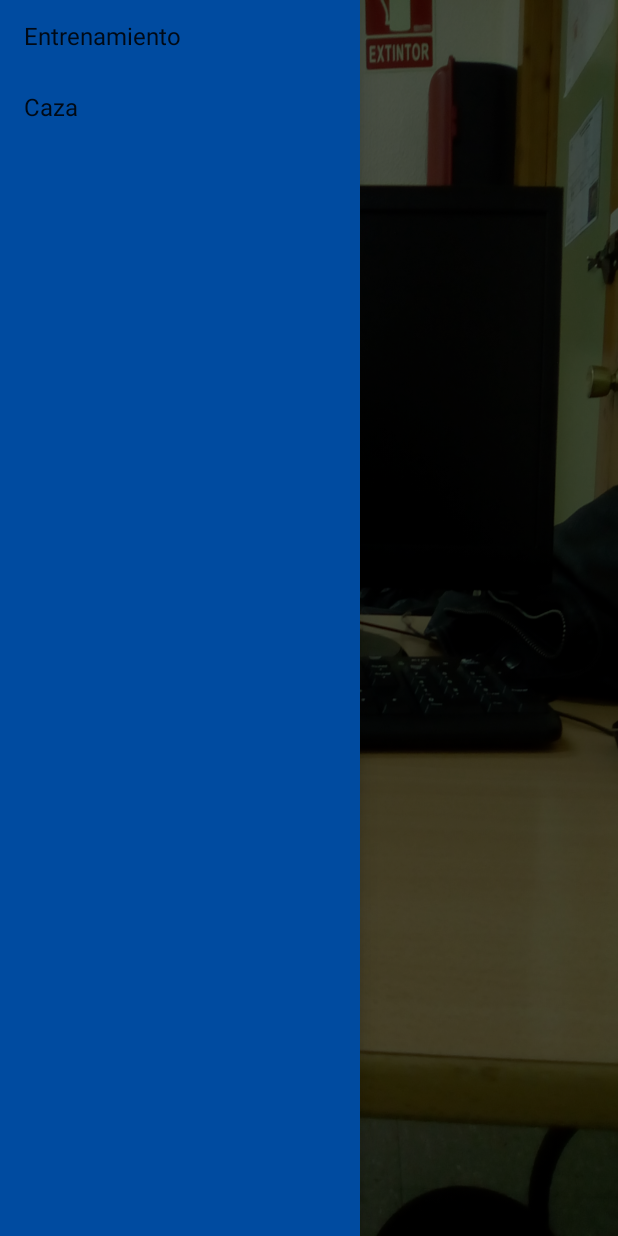
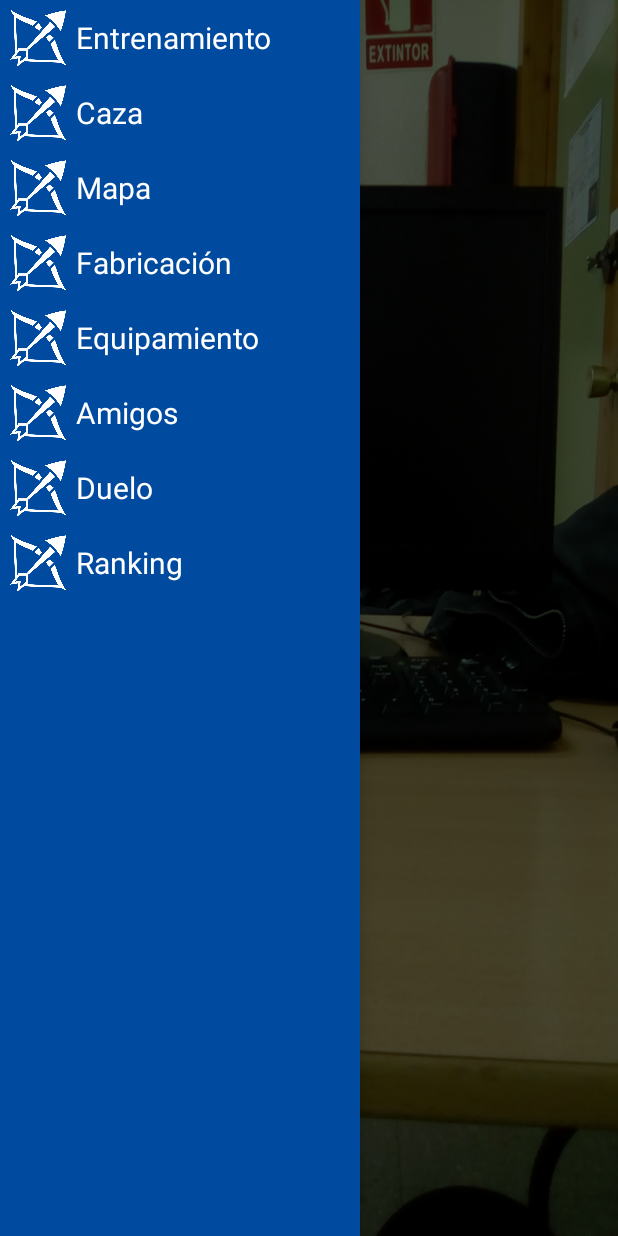
Before and after one commit to ezhor/Grumpy-World, an Android app: the MainActivity screen opened directly, with no data from a screen before it, with the side drawer open, on a phone screen of 412 x 824 dp. Run offline under Robolectric (Android 15) with nearby library versions, the phone set to English and light mode, and no system bars; network calls fail.

Commit message:
Adaptador Drawer añadido. Sin terminar

```diff
--- a/GrumpyWorld/app/src/main/AndroidManifest.xml
+++ b/GrumpyWorld/app/src/main/AndroidManifest.xml
@@ -12,7 +12,7 @@
         android:supportsRtl="true"
         android:theme="@style/AppTheme">
         <activity
-            android:name=".SplashScreen"
+            android:name=".SplashActivity"
             android:screenOrientation="portrait">
             <intent-filter>
                 <action android:name="android.intent.action.MAIN" />
--- /dev/null
+++ b/GrumpyWorld/app/src/main/java/com/arensis_games/grumpyworld/AdaptadorDrawer.java
@@ -0,0 +1,94 @@
+package com.arensis_games.grumpyworld;
+
+import android.content.Context;
+import android.view.LayoutInflater;
+import android.view.View;
+import android.view.ViewGroup;
+import android.widget.ArrayAdapter;
+import android.widget.ImageView;
+import android.widget.TextView;
+
+/**
+ * Created by dparrado on 14/11/17.
+ */
+
+public class AdaptadorDrawer<T> extends ArrayAdapter<T> {
+
+    private String[] items;
+    private Context context;
+    private ViewHolder holder;
+    private String elemento;
+
+
+    public AdaptadorDrawer(Context context, int resource, int textViewResourceId, T[] objects) {
+        super(context, resource, textViewResourceId, objects);
+        this.items = (String[]) objects;
+        this.context = context;
+    }
+
+    public AdaptadorDrawer(Context context, int resource, int textViewResourceId, String[] objects) {
+        super(context, resource, textViewResourceId, (T[])objects);
+        this.items = objects;
+        this.context = context;
+    }
+
+    @Override
+    public View getView(int position, View convertView, ViewGroup parent){
+        View view;
+        LayoutInflater inflater = (LayoutInflater) context.getSystemService( Context.LAYOUT_INFLATER_SERVICE );
+
+        view = convertView;
+
+        if(view==null){
+            view = inflater.inflate(R.layout.fila_drawer, null);
+            holder = new ViewHolder(view, R.id.icono, R.id.texto);
+            view.setTag(holder);
+        }else{
+            holder = (ViewHolder) view.getTag();
+        }
+
+
+        elemento = (String) getItem(position);
+        holder.getTextView().setText(elemento);
+
+
+        return view;
+    }
+
+    @Override
+    public int getItemViewType(int position){
+        return 0;
+    }
+
+    @Override
+    public int getViewTypeCount(){
+        return 2;
+    }
+
+    public class ViewHolder{
+        private ImageView imageView;
+        private TextView textView;
+
+        public ViewHolder(View fila, int idImageView, int idTextView){
+            this.imageView= fila.findViewById(idImageView);
+            this.textView= fila.findViewById(idTextView);
+        }
+
+        public ImageView getImageView() {
+            return imageView;
+        }
+
+        public void setImageView(ImageView imageView) {
+            this.imageView = imageView;
+        }
+
+        public TextView getTextView() {
+            return textView;
+        }
+
+        public void setTextView(TextView textView) {
+            this.textView = textView;
+        }
+    }
+
+}
--- a/GrumpyWorld/app/src/main/java/com/arensis_games/grumpyworld/MainActivity.java
+++ b/GrumpyWorld/app/src/main/java/com/arensis_games/grumpyworld/MainActivity.java
@@ -1,12 +1,11 @@
 package com.arensis_games.grumpyworld;
 
+import android.os.Bundle;
 import android.support.v4.app.Fragment;
 import android.support.v4.widget.DrawerLayout;
 import android.support.v7.app.AppCompatActivity;
-import android.os.Bundle;
 import android.view.View;
 import android.widget.AdapterView;
-import android.widget.ArrayAdapter;
 import android.widget.FrameLayout;
 import android.widget.ListView;
 
@@ -38,10 +37,14 @@ public class MainActivity extends AppCompatActivity implements AdapterView.OnIte
     }
 
     private void rellenarDrawer() {
-        String[] elementos = {"Entrenamiento", "Caza"};
+        String[] elementos = {
+                "Entrenamiento", "Caza", "Mapa",
+                "Fabricación", "Equipamiento",
+                "Amigos","Duelo", "Ranking"
+        };
 
-        lvDrawer.setAdapter(new ArrayAdapter<>(this,
-                android.R.layout.simple_list_item_1, elementos));
+        lvDrawer.setAdapter(new AdaptadorDrawer(getApplicationContext(),
+                R.layout.fila_drawer, R.id.texto, elementos));
         lvDrawer.setOnItemClickListener(this);
 
     }
--- a/GrumpyWorld/app/src/main/java/com/arensis_games/grumpyworld/SplashScreen.java
+++ b/GrumpyWorld/app/src/main/java/com/arensis_games/grumpyworld/SplashActivity.java
@@ -4,13 +4,14 @@ import android.content.Intent;
 import android.support.v7.app.AppCompatActivity;
 import android.os.Bundle;
 
-public class SplashScreen extends AppCompatActivity {
+public class SplashActivity extends AppCompatActivity {
 
     @Override
     protected void onCreate(Bundle savedInstanceState) {
         super.onCreate(savedInstanceState);
-        setContentView(R.layout.activity_splash_screen);
+        setContentView(R.layout.activity_splash);
         Intent intent = new Intent(this, LoginActivity.class);
         startActivity(intent);
+        finish();
     }
 }
--- a/GrumpyWorld/app/src/main/res/layout/activity_splash_screen.xml
+++ b/GrumpyWorld/app/src/main/res/layout/activity_splash.xml
@@ -5,7 +5,7 @@
     android:layout_width="match_parent"
     android:layout_height="match_parent"
     android:background="@color/colorPrimary"
-    tools:context="com.arensis_games.grumpyworld.SplashScreen">
+    tools:context="com.arensis_games.grumpyworld.SplashActivity">
     <ProgressBar
         android:layout_width="wrap_content"
         android:layout_height="wrap_content"
--- /dev/null
+++ b/GrumpyWorld/app/src/main/res/layout/fila_drawer.xml
@@ -0,0 +1,23 @@
+<?xml version="1.0" encoding="utf-8"?>
+<LinearLayout
+    xmlns:android="http://schemas.android.com/apk/res/android" android:layout_width="match_parent"
+    android:layout_height="wrap_content"
+    >
+    <ImageView
+        android:layout_width="40dp"
+        android:layout_height="40dp"
+        android:src="@drawable/icono_caza"
+        android:id="@+id/icono"
+        android:layout_margin="5dp"
+        />
+    <TextView
+        android:layout_width="wrap_content"
+        android:layout_height="wrap_content"
+        android:textColor="@color/colorLetra"
+        android:text="Entrenamiento"
+        android:layout_gravity="center"
+        android:textSize="20sp"
+        android:id="@+id/texto"
+        />
+
+</LinearLayout>
```
Also changed, not shown: GrumpyWorld/app/src/main/res/drawable/icono_caza.png (added), GrumpyWorld/app/src/main/res/drawable/icono_duelo.png (added), GrumpyWorld/app/src/main/res/drawable/icono_entrenamiento.png (added).
